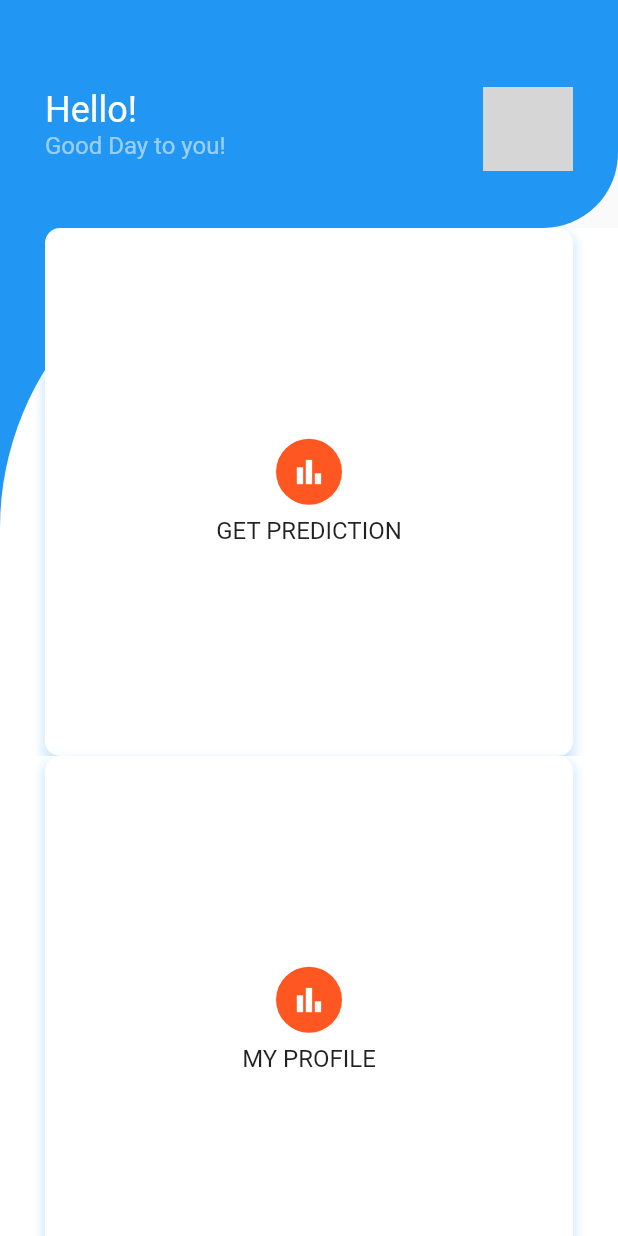
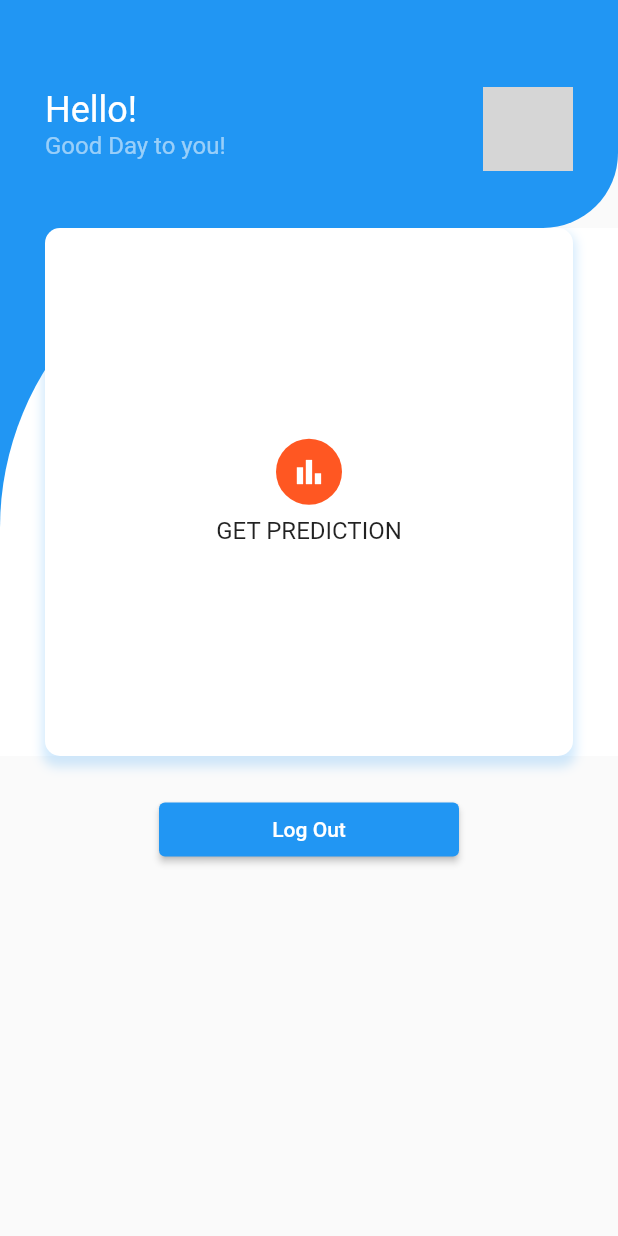
Before and after one commit to SEM6-Mini-Project/app, a Flutter app: the dashboard screen opened directly, on a phone screen of 412 x 824 dp. Run offline on Flutter 3.47's test engine with Material 2 defaults, Android fonts, the phone set to English and light mode, and no system bars; our stand-ins replace firebase_auth, firebase_core, firebase_database, hexcolor; accounts and stored records are empty; grey boxes are pictures that could not be loaded.

Commit message:
Removed My Profile

```diff
--- a/lib/main.dart
+++ b/lib/main.dart
@@ -20,7 +20,7 @@ Future<void> main() async {
   } catch (e) {
     print('Failed to initialize Firebase: $e');
   }
-  runApp(MaterialApp(
+  runApp(const MaterialApp(
     debugShowCheckedModeBanner: false,
     home: MyApp(),
   ));
@@ -33,6 +33,7 @@ class MyApp extends StatelessWidget {
   @override
   Widget build(BuildContext context) {
     return MaterialApp(
+      debugShowCheckedModeBanner: false,
       title: 'Flutter Demo',
       theme: ThemeData(
         primarySwatch: Colors.blue,
--- a/lib/screens/dashboard.dart
+++ b/lib/screens/dashboard.dart
@@ -76,33 +76,6 @@ class _dashboardState extends State<dashboard> {
               ),
             ),
           ),
-          Container(
-            color: Theme.of(context).primaryColor,
-            child: Container(
-              color: Colors.white,
-              padding: const EdgeInsets.symmetric(horizontal: 30),
-              // decoration: const BoxDecoration(
-              //     color: Colors.white,
-              //     borderRadius:
-              //         BorderRadius.only(topLeft: Radius.circular(200))),
-              child: GridView.count(
-                shrinkWrap: true,
-                physics: const NeverScrollableScrollPhysics(),
-                crossAxisCount: 1,
-                crossAxisSpacing: 40,
-                mainAxisSpacing: 30,
-                children: [
-                  itemDashboard(
-                      'My Profile', Icons.bar_chart, Colors.deepOrange, () {
-                    Navigator.push(
-                        context,
-                        MaterialPageRoute(
-                            builder: (context) => const myProfile()));
-                  }),
-                ],
-              ),
-            ),
-          ),
           const SizedBox(
             height: 25,
           ),
```
